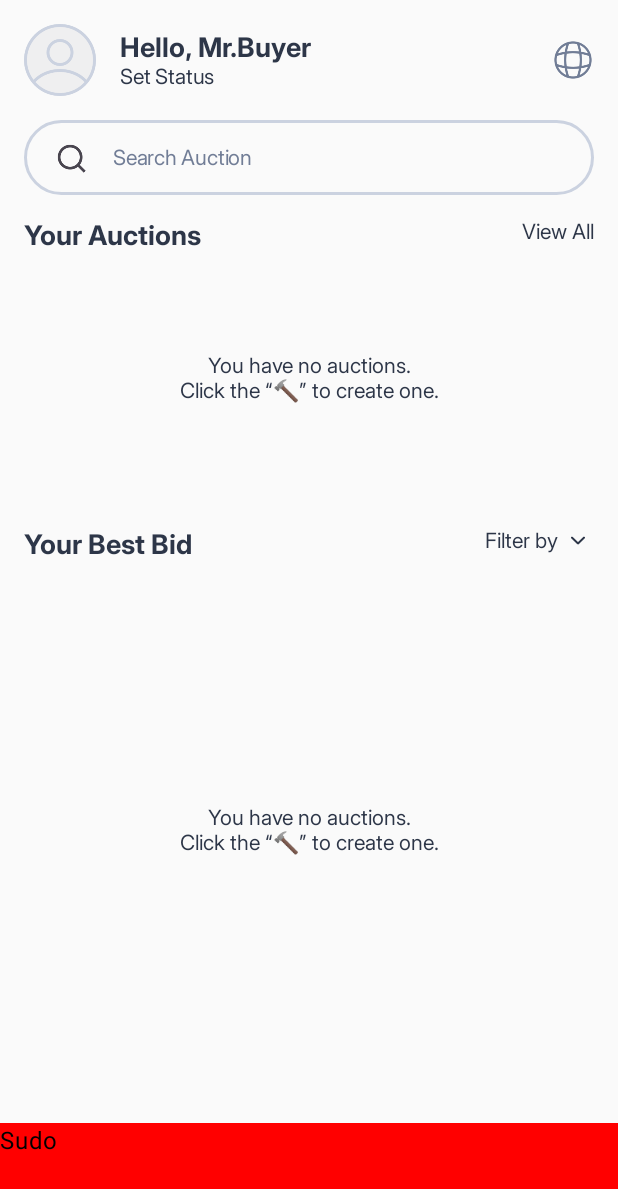
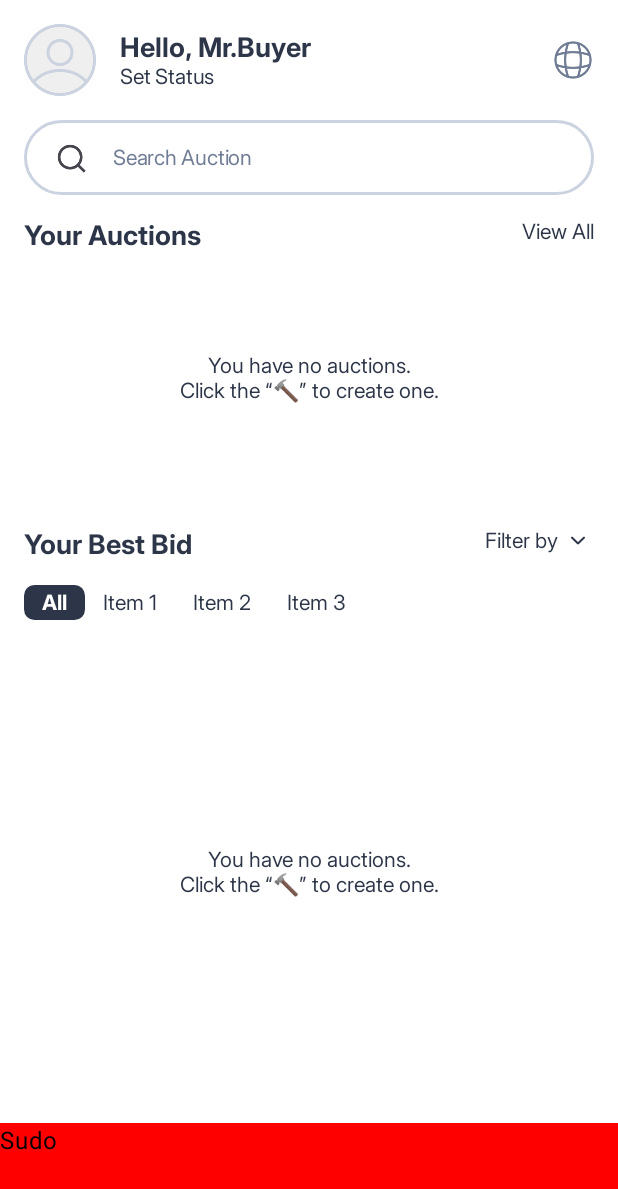
Before and after one commit to ItsForJax/EAuction, an Android app built with Jetpack Compose: the screen it shows after launch (MainActivity), on a phone screen of 412 x 824 dp. Shown: the top 1189 px of the screen. Run offline under Robolectric (Android 15) with nearby library versions, the phone set to English and light mode, and no system bars.

Commit message:
Completed the UI for the Buyer's Home

```diff
--- a/app/src/main/java/com/epds/dev/eauction/MainActivity.kt
+++ b/app/src/main/java/com/epds/dev/eauction/MainActivity.kt
@@ -40,6 +40,7 @@ class MainActivity : ComponentActivity() {
             AppTheme {
                 Column(
                     modifier = Modifier
+                        .background(AppTheme.colors.white)
                         .fillMaxSize()
                         .padding(WindowInsets.statusBars.asPaddingValues()) // Adds padding for the status bar
                 ) {
--- a/app/src/main/java/com/epds/dev/eauction/ui/screens/buyer/main/HomeScreen.kt
+++ b/app/src/main/java/com/epds/dev/eauction/ui/screens/buyer/main/HomeScreen.kt
@@ -2,9 +2,11 @@ package com.epds.dev.eauction.ui.screens.buyer.main
 
 import com.epds.dev.eauction.R
 import androidx.compose.foundation.Image
+import androidx.compose.foundation.background
 import androidx.compose.foundation.border
 import androidx.compose.foundation.clickable
 import androidx.compose.foundation.layout.Arrangement
+import androidx.compose.foundation.layout.Box
 import androidx.compose.foundation.layout.Column
 import androidx.compose.foundation.layout.Row
 import androidx.compose.foundation.layout.Spacer
@@ -24,17 +26,21 @@ import androidx.compose.material3.TextFieldDefaults
 import androidx.compose.runtime.Composable
 import androidx.compose.runtime.mutableStateOf
 import androidx.compose.runtime.getValue
+import androidx.compose.runtime.mutableIntStateOf
 import androidx.compose.runtime.setValue
 import androidx.compose.runtime.remember
 import androidx.compose.ui.Alignment
 import androidx.compose.ui.Modifier
+import androidx.compose.ui.draw.clip
 import androidx.compose.ui.graphics.Color
 import androidx.compose.ui.graphics.painter.Painter
 import androidx.compose.ui.res.painterResource
 import androidx.compose.ui.unit.dp
+import androidx.compose.ui.unit.sp
 import androidx.compose.ui.window.PopupProperties
 import androidx.lifecycle.viewmodel.compose.viewModel
 import com.epds.dev.eauction.ui.theme.AppTheme
+
 
 @Composable
 fun HomeScreen(name: String,
@@ -244,6 +250,12 @@ private fun YourBestBidSection (modifier: Modifier){
             }
         }
 
+        Spacer(Modifier.height(16.dp))
+
+        ItemSelectionRow(arrayListOf("All", "Item 1", "Item 2", "Item 3"))
+
+        Spacer(Modifier.height(16.dp))
+
         Column (
             horizontalAlignment = Alignment.CenterHorizontally,
             verticalArrangement = Arrangement.Center,
@@ -262,3 +274,33 @@ private fun YourBestBidSection (modifier: Modifier){
         }
     }
 }
+
+@Composable
+private fun ItemSelectionRow(items: ArrayList<String>) {
+    var selectedItem by remember { mutableStateOf(items[0]) }
+    Row (
+        modifier = Modifier.fillMaxWidth()
+    ){
+        for(item in items) {
+            Box(
+                modifier =  Modifier
+                    .clip(RoundedCornerShape(7.dp))
+                    .background(
+                        color = if (item == selectedItem) AppTheme.colors.base800 else  AppTheme.colors.white
+                    )
+                    .clickable{
+                        selectedItem = item
+                    }
+
+            ) {
+                Text(
+                    text = item,
+                    color = if (item == selectedItem) AppTheme.colors.white else AppTheme.colors.base800,
+                    style = if (item == selectedItem) AppTheme.typography.headingXS.copy(fontSize = 14.sp ) else AppTheme.typography.bodySmall,
+                    modifier =  Modifier.padding(horizontal = 12.dp, vertical = 3.dp)
+                    )
+            }
+
+        }
+    }
+}
```
